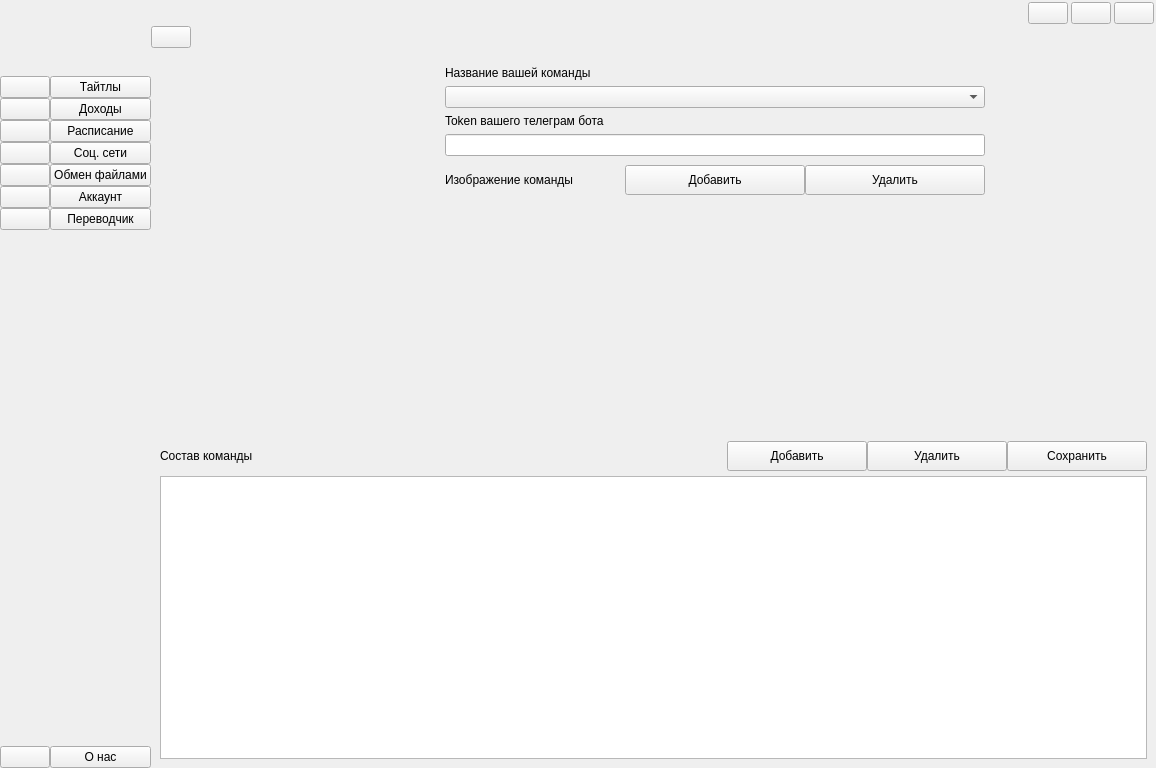
Qt form front/ui.ui (Resmko99/Is-for-translator) before a commit.
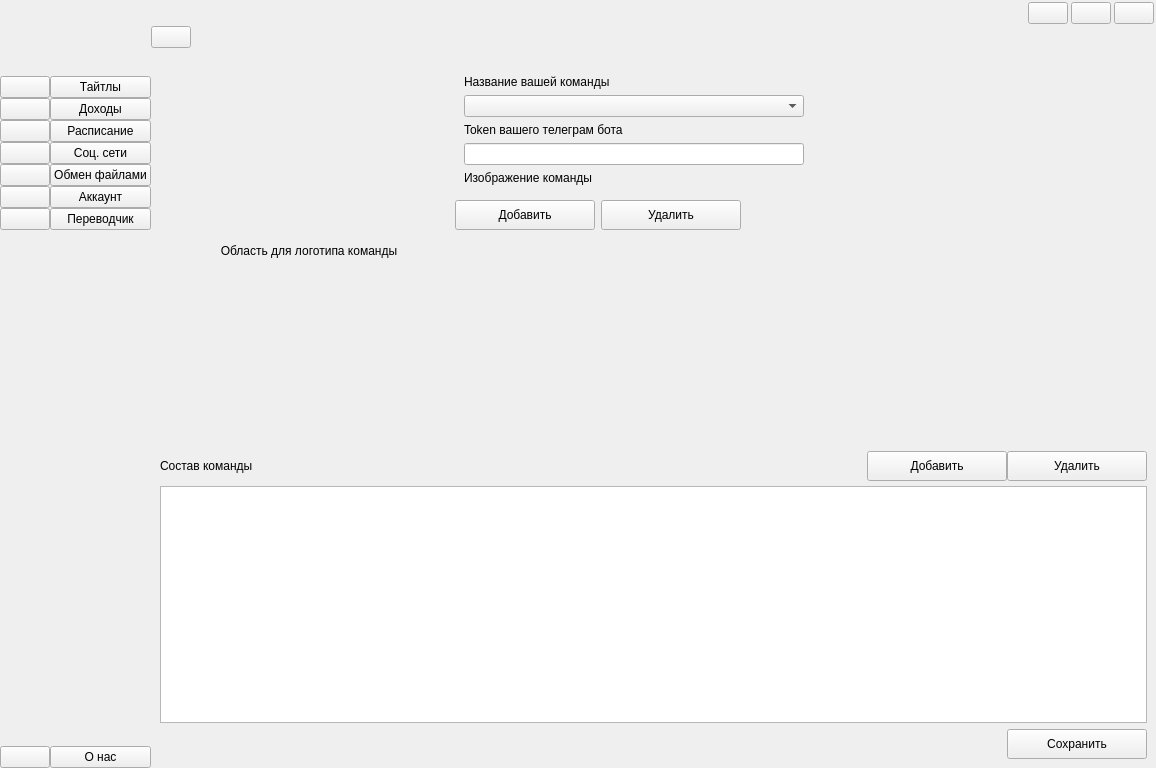
The same form after that commit. Icons and pictures are not drawn.

Diff of the .ui file:
```diff
--- a/front/ui.ui
+++ b/front/ui.ui
@@ -10,6 +10,12 @@
     <height>768</height>
    </rect>
   </property>
+  <property name="sizePolicy">
+   <sizepolicy hsizetype="Fixed" vsizetype="Fixed">
+    <horstretch>0</horstretch>
+    <verstretch>0</verstretch>
+   </sizepolicy>
+  </property>
   <property name="minimumSize">
    <size>
     <width>1156</width>
@@ -3782,166 +3788,7 @@
           </widget>
           <widget class="QWidget" name="pageAccount">
            <layout class="QGridLayout" name="gridLayout_52">
-            <item row="0" column="0">
-             <widget class="QWidget" name="widget_17" native="true">
-              <layout class="QGridLayout" name="gridLayout_6">
-               <item row="1" column="1">
-                <widget class="QLabel" name="label_91">
-                 <property name="text">
-                  <string>Название вашей команды</string>
-                 </property>
-                </widget>
-               </item>
-               <item row="1" column="0" rowspan="8">
-                <widget class="QLabel" name="label_37">
-                 <property name="minimumSize">
-                  <size>
-                   <width>270</width>
-                   <height>350</height>
-                  </size>
-                 </property>
-                 <property name="maximumSize">
-                  <size>
-                   <width>200</width>
-                   <height>16777215</height>
-                  </size>
-                 </property>
-                 <property name="text">
-                  <string/>
-                 </property>
-                </widget>
-               </item>
-               <item row="2" column="1" rowspan="3">
-                <widget class="QComboBox" name="nameCrewAccComboBox">
-                 <property name="sizePolicy">
-                  <sizepolicy hsizetype="Expanding" vsizetype="Fixed">
-                   <horstretch>0</horstretch>
-                   <verstretch>0</verstretch>
-                  </sizepolicy>
-                 </property>
-                 <property name="maximumSize">
-                  <size>
-                   <width>16777215</width>
-                   <height>16777215</height>
-                  </size>
-                 </property>
-                </widget>
-               </item>
-               <item row="6" column="1">
-                <widget class="QLineEdit" name="lineEdit_6">
-                 <property name="minimumSize">
-                  <size>
-                   <width>540</width>
-                   <height>0</height>
-                  </size>
-                 </property>
-                 <property name="maximumSize">
-                  <size>
-                   <width>16777215</width>
-                   <height>16777215</height>
-                  </size>
-                 </property>
-                </widget>
-               </item>
-               <item row="5" column="1">
-                <widget class="QLabel" name="label_3">
-                 <property name="text">
-                  <string>Token вашего телеграм бота</string>
-                 </property>
-                </widget>
-               </item>
-               <item row="8" column="1">
-                <spacer name="verticalSpacer_3">
-                 <property name="orientation">
-                  <enum>Qt::Vertical</enum>
-                 </property>
-                 <property name="sizeHint" stdset="0">
-                  <size>
-                   <width>20</width>
-                   <height>40</height>
-                  </size>
-                 </property>
-                </spacer>
-               </item>
-               <item row="7" column="1">
-                <widget class="QWidget" name="widget_16" native="true">
-                 <layout class="QHBoxLayout" name="horizontalLayout_16">
-                  <property name="spacing">
-                   <number>0</number>
-                  </property>
-                  <property name="leftMargin">
-                   <number>0</number>
-                  </property>
-                  <property name="topMargin">
-                   <number>3</number>
-                  </property>
-                  <property name="rightMargin">
-                   <number>0</number>
-                  </property>
-                  <property name="bottomMargin">
-                   <number>0</number>
-                  </property>
-                  <item>
-                   <widget class="QLabel" name="label_92">
-                    <property name="text">
-                     <string>Изображение команды</string>
-                    </property>
-                   </widget>
-                  </item>
-                  <item>
-                   <widget class="QPushButton" name="addLogo">
-                    <property name="minimumSize">
-                     <size>
-                      <width>140</width>
-                      <height>30</height>
-                     </size>
-                    </property>
-                    <property name="text">
-                     <string>Добавить</string>
-                    </property>
-                    <property name="icon">
-                     <iconset resource="resource.qrc">
-                      <normaloff>:/icon/icon/free-icon-add-7222864.png</normaloff>:/icon/icon/free-icon-add-7222864.png</iconset>
-                    </property>
-                   </widget>
-                  </item>
-                  <item>
-                   <widget class="QPushButton" name="editLogo">
-                    <property name="minimumSize">
-                     <size>
-                      <width>140</width>
-                      <height>30</height>
-                     </size>
-                    </property>
-                    <property name="text">
-                     <string>Удалить</string>
-                    </property>
-                    <property name="icon">
-                     <iconset resource="resource.qrc">
-                      <normaloff>:/icon/icon/free-icon-minus-button-4315581 копия.png</normaloff>:/icon/icon/free-icon-minus-button-4315581 копия.png</iconset>
-                    </property>
-                   </widget>
-                  </item>
-                 </layout>
-                </widget>
-               </item>
-               <item row="6" column="2">
-                <spacer name="horizontalSpacer_27">
-                 <property name="orientation">
-                  <enum>Qt::Horizontal</enum>
-                 </property>
-                 <property name="sizeHint" stdset="0">
-                  <size>
-                   <width>40</width>
-                   <height>20</height>
-                  </size>
-                 </property>
-                </spacer>
-               </item>
-              </layout>
-             </widget>
-            </item>
-            <item row="3" column="0">
+            <item row="2" column="0">
              <widget class="QWidget" name="widget_32" native="true">
               <layout class="QGridLayout" name="gridLayout_7">
                <property name="leftMargin">
@@ -4058,41 +3905,304 @@
                     </property>
                    </widget>
                   </item>
-                  <item>
-                   <widget class="QPushButton" name="saveTeamBtn">
+                 </layout>
+                </widget>
+               </item>
+               <item row="2" column="0">
+                <widget class="QTableView" name="tableTeamAcc"/>
+               </item>
+              </layout>
+             </widget>
+            </item>
+            <item row="0" column="0" rowspan="2">
+             <widget class="QWidget" name="widget_17" native="true">
+              <layout class="QGridLayout" name="gridLayout_6">
+               <item row="0" column="0" rowspan="2">
+                <widget class="QLabel" name="label_37">
+                 <property name="minimumSize">
+                  <size>
+                   <width>280</width>
+                   <height>370</height>
+                  </size>
+                 </property>
+                 <property name="maximumSize">
+                  <size>
+                   <width>280</width>
+                   <height>370</height>
+                  </size>
+                 </property>
+                 <property name="text">
+                  <string>Область для логотипа команды</string>
+                 </property>
+                 <property name="alignment">
+                  <set>Qt::AlignCenter</set>
+                 </property>
+                </widget>
+               </item>
+               <item row="0" column="1">
+                <widget class="QWidget" name="widget_20" native="true">
+                 <layout class="QGridLayout" name="gridLayout_27">
+                  <item row="6" column="0">
+                   <widget class="QLineEdit" name="lineEdit_6">
                     <property name="minimumSize">
                      <size>
-                      <width>140</width>
-                      <height>30</height>
+                      <width>340</width>
+                      <height>0</height>
                      </size>
                     </property>
                     <property name="maximumSize">
                      <size>
+                      <width>540</width>
+                      <height>16777215</height>
+                     </size>
+                    </property>
+                   </widget>
+                  </item>
+                  <item row="1" column="0">
+                   <widget class="QLabel" name="label_91">
+                    <property name="text">
+                     <string>Название вашей команды</string>
+                    </property>
+                   </widget>
+                  </item>
+                  <item row="5" column="0">
+                   <widget class="QLabel" name="label_3">
+                    <property name="text">
+                     <string>Token вашего телеграм бота</string>
+                    </property>
+                   </widget>
+                  </item>
+                  <item row="7" column="0">
+                   <widget class="QLabel" name="label_92">
+                    <property name="sizePolicy">
+                     <sizepolicy hsizetype="Fixed" vsizetype="Fixed">
+                      <horstretch>0</horstretch>
+                      <verstretch>0</verstretch>
+                     </sizepolicy>
+                    </property>
+                    <property name="text">
+                     <string>Изображение команды</string>
+                    </property>
+                   </widget>
+                  </item>
+                  <item row="2" column="0">
+                   <widget class="QComboBox" name="nameCrewAccComboBox">
+                    <property name="sizePolicy">
+                     <sizepolicy hsizetype="Expanding" vsizetype="Fixed">
+                      <horstretch>0</horstretch>
+                      <verstretch>0</verstretch>
+                     </sizepolicy>
+                    </property>
+                    <property name="minimumSize">
+                     <size>
+                      <width>340</width>
+                      <height>0</height>
+                     </size>
+                    </property>
+                    <property name="maximumSize">
+                     <size>
+                      <width>540</width>
+                      <height>16777215</height>
+                     </size>
+                    </property>
+                   </widget>
+                  </item>
+                  <item row="2" column="1">
+                   <spacer name="horizontalSpacer_31">
+                    <property name="orientation">
+                     <enum>Qt::Horizontal</enum>
+                    </property>
+                    <property name="sizeHint" stdset="0">
+                     <size>
+                      <width>40</width>
+                      <height>20</height>
+                     </size>
+                    </property>
+                   </spacer>
+                  </item>
+                 </layout>
+                </widget>
+               </item>
+               <item row="1" column="1">
+                <widget class="QWidget" name="widget_19" native="true">
+                 <layout class="QGridLayout" name="gridLayout_26">
+                  <property name="leftMargin">
+                   <number>0</number>
+                  </property>
+                  <property name="topMargin">
+                   <number>0</number>
+                  </property>
+                  <property name="rightMargin">
+                   <number>0</number>
+                  </property>
+                  <property name="bottomMargin">
+                   <number>0</number>
+                  </property>
+                  <item row="0" column="1">
+                   <widget class="QPushButton" name="editLogo">
+                    <property name="sizePolicy">
+                     <sizepolicy hsizetype="Fixed" vsizetype="Fixed">
+                      <horstretch>0</horstretch>
+                      <verstretch>0</verstretch>
+                     </sizepolicy>
+                    </property>
+                    <property name="minimumSize">
+                     <size>
                       <width>140</width>
                       <height>30</height>
                      </size>
                     </property>
                     <property name="text">
-                     <string>Сохранить</string>
+                     <string>Удалить</string>
                     </property>
                     <property name="icon">
                      <iconset resource="resource.qrc">
                       <normaloff>:/icon/icon/free-icon-check-mark-8370918.png</normaloff>:/icon/icon/free-icon-check-mark-8370918.png</iconset>
                     </property>
-                    <property name="iconSize">
+                    <property name="autoDefault">
+                     <bool>false</bool>
+                    </property>
+                    <property name="default">
+                     <bool>false</bool>
+                    </property>
+                    <property name="flat">
+                     <bool>false</bool>
+                    </property>
+                   </widget>
+                  </item>
+                  <item row="1" column="0">
+                   <spacer name="verticalSpacer_3">
+                    <property name="orientation">
+                     <enum>Qt::Vertical</enum>
+                    </property>
+                    <property name="sizeHint" stdset="0">
                      <size>
                       <width>20</width>
-                      <height>20</height>
+                      <height>40</height>
                      </size>
+                    </property>
+                   </spacer>
+                  </item>
+                  <item row="0" column="0">
+                   <widget class="QPushButton" name="addLogo">
+                    <property name="sizePolicy">
+                     <sizepolicy hsizetype="Fixed" vsizetype="Fixed">
+                      <horstretch>0</horstretch>
+                      <verstretch>0</verstretch>
+                     </sizepolicy>
+                    </property>
+                    <property name="minimumSize">
+                     <size>
+                      <width>140</width>
+                      <height>30</height>
+                     </size>
+                    </property>
+                    <property name="text">
+                     <string>Добавить</string>
+                    </property>
+                    <property name="icon">
+                     <iconset resource="resource.qrc">
+                      <normaloff>:/icon/icon/free-icon-add-7222864.png</normaloff>:/icon/icon/free-icon-add-7222864.png</iconset>
+                    </property>
+                    <property name="checkable">
+                     <bool>false</bool>
                     </property>
                    </widget>
                   </item>
+                  <item row="0" column="2">
+                   <spacer name="horizontalSpacer_32">
+                    <property name="orientation">
+                     <enum>Qt::Horizontal</enum>
+                    </property>
+                    <property name="sizeHint" stdset="0">
+                     <size>
+                      <width>40</width>
+                      <height>20</height>
+                     </size>
+                    </property>
+                   </spacer>
+                  </item>
                  </layout>
                 </widget>
                </item>
               </layout>
              </widget>
             </item>
+            <item row="3" column="0">
+             <widget class="QWidget" name="widget_16" native="true">
+              <property name="minimumSize">
+               <size>
+                <width>0</width>
+                <height>0</height>
+               </size>
+              </property>
+              <property name="maximumSize">
+               <size>
+                <width>16777215</width>
+                <height>16777215</height>
+               </size>
+              </property>
+              <layout class="QHBoxLayout" name="horizontalLayout_18">
+               <property name="spacing">
+                <number>5</number>
+               </property>
+               <property name="leftMargin">
+                <number>0</number>
+               </property>
+               <property name="topMargin">
+                <number>0</number>
+               </property>
+               <property name="rightMargin">
+                <number>0</number>
+               </property>
+               <property name="bottomMargin">
+                <number>0</number>
+               </property>
+               <item>
+                <spacer name="horizontalSpacer_27">
+                 <property name="orientation">
+                  <enum>Qt::Horizontal</enum>
+                 </property>
+                 <property name="sizeHint" stdset="0">
+                  <size>
+                   <width>40</width>
+                   <height>20</height>
+                  </size>
+                 </property>
+                </spacer>
+               </item>
+               <item>
+                <widget class="QPushButton" name="saveTeamBtn">
+                 <property name="minimumSize">
+                  <size>
+                   <width>140</width>
+                   <height>30</height>
+                  </size>
+                 </property>
+                 <property name="maximumSize">
+                  <size>
+                   <width>140</width>
+                   <height>30</height>
+                  </size>
+                 </property>
+                 <property name="text">
+                  <string>Сохранить</string>
+                 </property>
+                 <property name="icon">
+                  <iconset resource="resource.qrc">
+                   <normaloff>:/icon/icon/free-icon-check-mark-8370918.png</normaloff>:/icon/icon/free-icon-check-mark-8370918.png</iconset>
+                 </property>
+                 <property name="iconSize">
+                  <size>
+                   <width>20</width>
+                   <height>20</height>
+                  </size>
+                 </property>
+                </widget>
+               </item>
+              </layout>
+             </widget>
+            </item>
            </layout>
           </widget>
           <widget class="QWidget" name="pageUserAccount">
```
Left out of the diff: 18 changed lines with no effect on the pictures.
